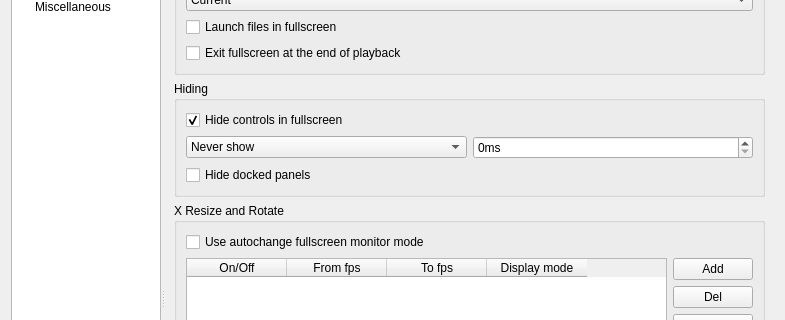
First picture: the form in settingswindow.ui, repository mpc-qt/mpc-qt, before the edit; both pictures show x 0 to 785 and y 82 to 402 of the 785 by 787 pixel window.
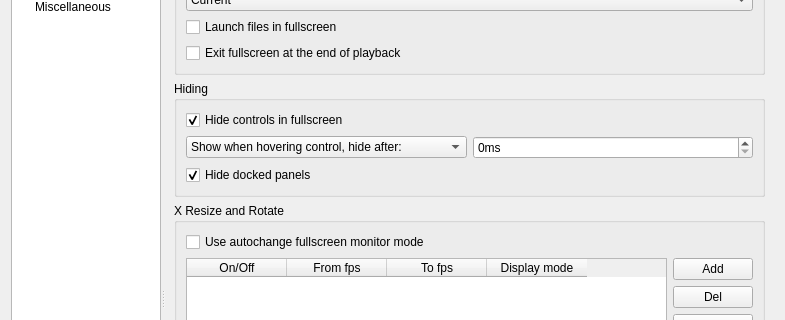
Second picture: the form after the edit. The open tabs and pages were chosen to show the change.

Commit message: main,settingswindow: wire up control hiding settings

```diff
--- a/settingswindow.ui
+++ b/settingswindow.ui
@@ -4071,6 +4071,9 @@
                 <property name="text">
                  <string>Hide docked panels</string>
                 </property>
+                <property name="checked">
+                 <bool>true</bool>
+                </property>
                </widget>
               </item>
               <item row="0" column="0" colspan="2">
@@ -4085,6 +4088,9 @@
               </item>
               <item row="1" column="0">
                <widget class="QComboBox" name="fullscreenShowWhen">
+                <property name="currentIndex">
+                 <number>2</number>
+                </property>
                 <item>
                  <property name="text">
                   <string>Never show</string>
```
Left out of the diff: 2 changed lines with no effect on the pictures. The commit also changes 3 other files.
